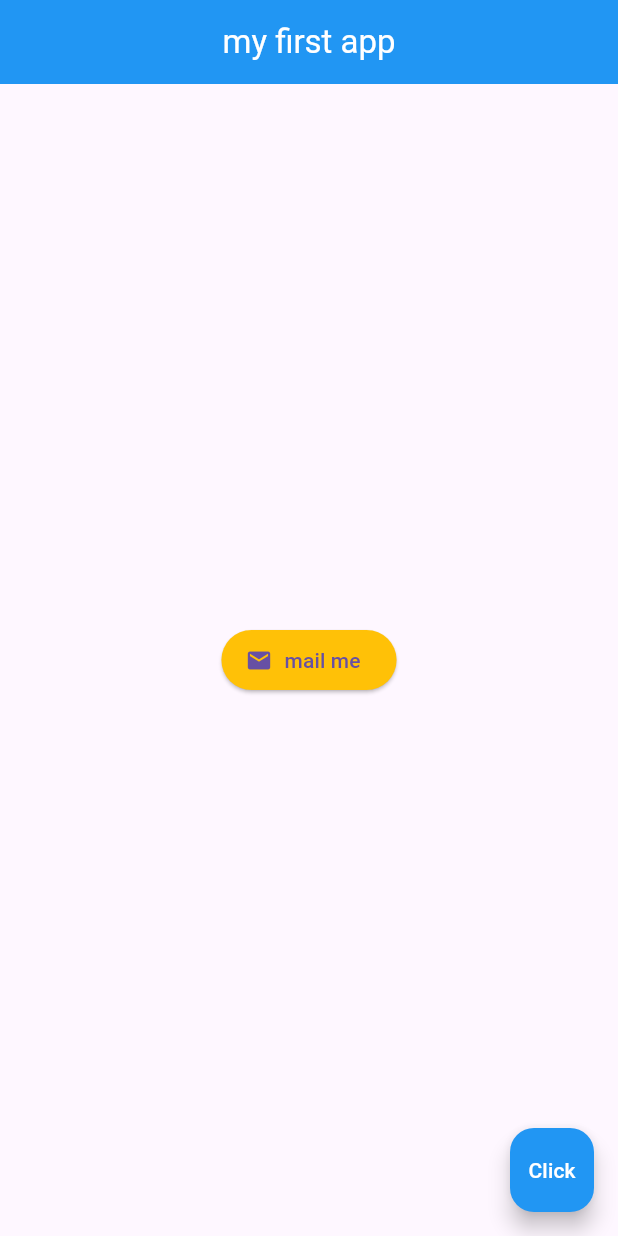
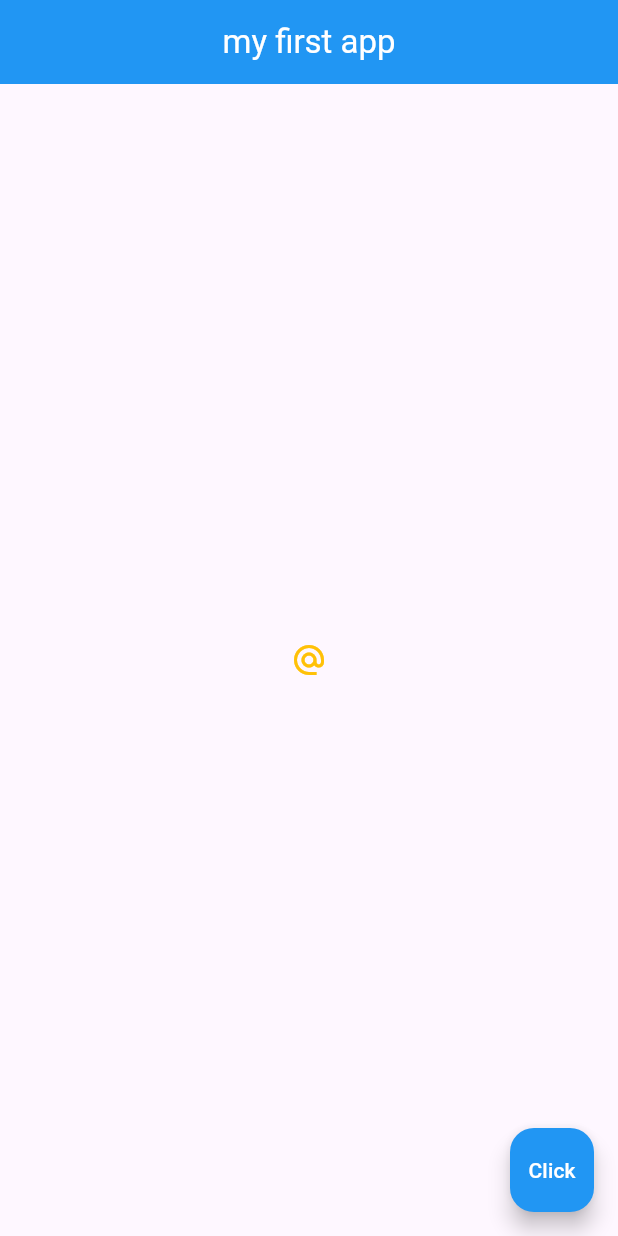
Before and after one commit to Prihantoedi/FlutterTest, a Flutter app: the screen it shows after launch, on a phone screen of 412 x 824 dp. Run offline on Flutter 3.47's test engine with Material 3 defaults, Android fonts, the phone set to English and light mode, and no system bars.

Commit message:
how to use IconButton

```diff
--- a/lib/main.dart
+++ b/lib/main.dart
@@ -21,15 +21,12 @@ class Home extends StatelessWidget{
           centerTitle: true,
         ),
         body: Center(
-          child: ElevatedButton.icon(
-              onPressed: (){},
-              icon: Icon(
-                Icons.mail
-              ),
-              label: Text('mail me'),
-              style: ElevatedButton.styleFrom(
-                backgroundColor: Colors.amber,
-              ),
+          child: IconButton(
+              onPressed: (){
+                print("you clicked me");
+              },
+              icon: Icon(Icons.alternate_email),
+              color: Colors.amber,
           )
         ),
         floatingActionButton: FloatingActionButton(
```
